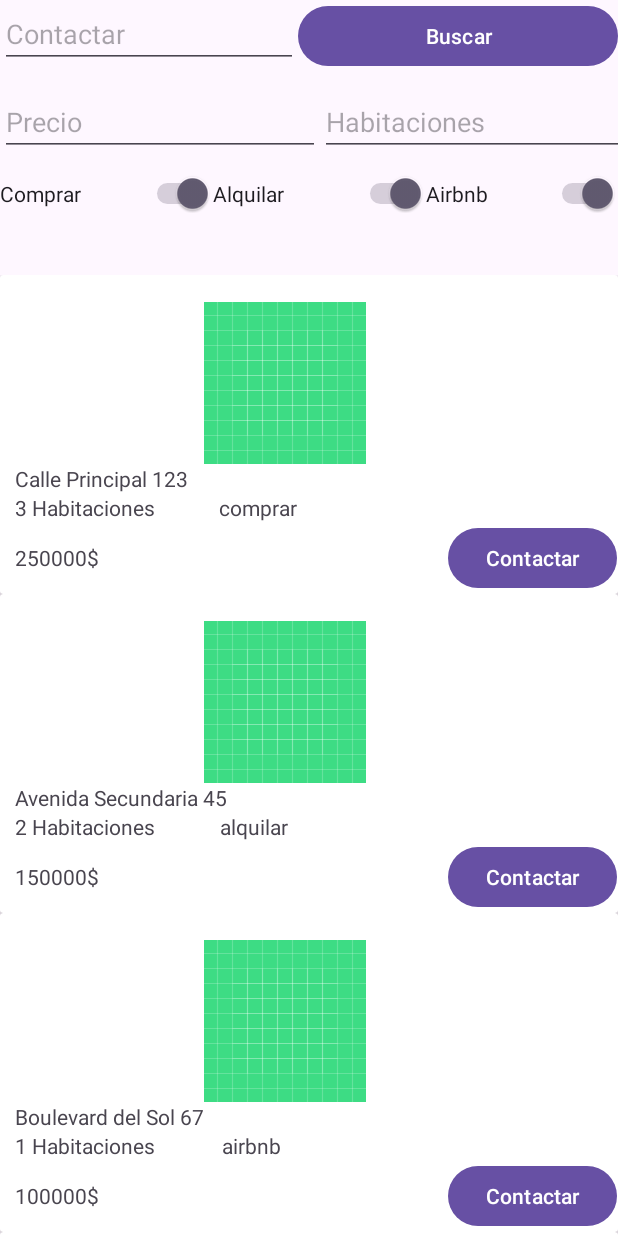
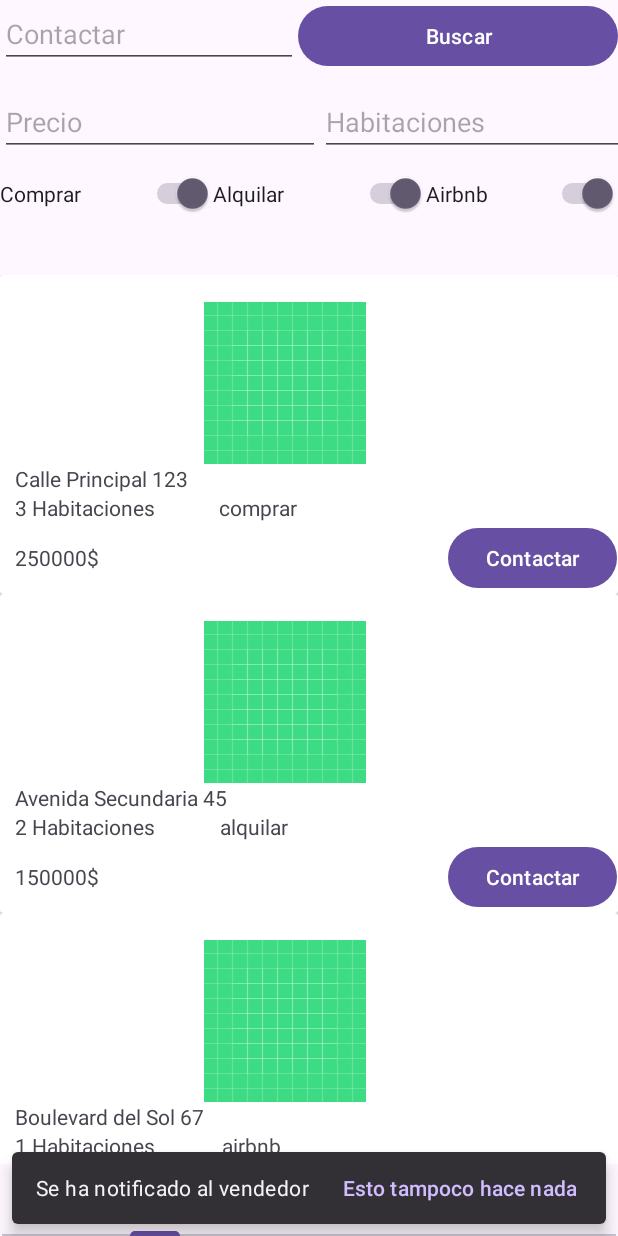
Before and after one commit to XanCort/FinalUnidad3, an Android app: the screen it shows after launch (MainActivity), after a tap on "Contactar", on a phone screen of 412 x 824 dp. Run offline under Robolectric (Android 15) with nearby library versions, the phone set to English and light mode, and no system bars.

Commit message:
Añadidos menús, toolbar y snackbar

```diff
--- a/app/src/main/java/com/example/finalunidad3/MainActivity.java
+++ b/app/src/main/java/com/example/finalunidad3/MainActivity.java
@@ -2,6 +2,10 @@ package com.example.finalunidad3;
 
 import android.os.Bundle;
 import android.util.Log;
+import android.view.ContextMenu;
+import android.view.MenuInflater;
+import android.view.MenuItem;
+import android.view.View;
 import android.widget.Button;
 import android.widget.EditText;
 import android.widget.Switch;
@@ -10,11 +14,15 @@ import android.widget.Toast;
 
 import androidx.activity.EdgeToEdge;
 import androidx.appcompat.app.AppCompatActivity;
+import androidx.appcompat.widget.PopupMenu;
 import androidx.core.graphics.Insets;
 import androidx.core.view.ViewCompat;
 import androidx.core.view.WindowInsetsCompat;
 import androidx.recyclerview.widget.LinearLayoutManager;
 import androidx.recyclerview.widget.RecyclerView;
+
+import com.google.android.material.snackbar.Snackbar;
+import com.google.android.material.tabs.TabLayout;
 
 import java.util.ArrayList;
 
@@ -56,6 +64,56 @@ public class MainActivity extends AppCompatActivity {
             casasFiltradas.add(casas.get(i));
         }
 
+        ((TextView)findViewById(R.id.editDireccion)).setOnClickListener(e->showPopUpMenu(e));
+
+
+        TabLayout tabLayout = findViewById(R.id.tabLayout);
+
+        tabLayout.addOnTabSelectedListener(new TabLayout.OnTabSelectedListener() {
+            @Override
+            public void onTabSelected(TabLayout.Tab tab) {
+                if(tab.equals(tabLayout.getTabAt(1))){
+                    Log.i("PRUEBA","CLICK"+tab.getId());
+
+                    Snackbar mensaje = Snackbar.make(findViewById(R.id.main), "Proximamente", Snackbar.LENGTH_LONG);
+                    mensaje.setAction("Esto no hace nada", new View.OnClickListener() {
+                        @Override
+                        public void onClick(View v) {
+                            Toast.makeText(getApplicationContext(), "Te he dicho que no hacia nada", Toast.LENGTH_SHORT).show();
+                        }
+                    });
+                    mensaje.addCallback(new Snackbar.Callback() {
+                         @Override
+                         public void onShown(Snackbar sb) {
+                         }
+                         @Override
+                         public void onDismissed(Snackbar transientBottomBar, int event) {
+                         }
+
+                    });
+                    mensaje.show();
+
+
+                    TabLayout.Tab tab2 = tabLayout.getTabAt(0);
+                    tab2.select();
+                }
+
+            }
+
+            @Override
+            public void onTabUnselected(TabLayout.Tab tab) {
+
+            }
+
+            @Override
+            public void onTabReselected(TabLayout.Tab tab) {
+
+            }
+        });
+
+
+
+
         Switch switchComprar = findViewById(R.id.switchComprar);
         Switch switchAlquilar = findViewById(R.id.switchAlquilar);
         Switch switchAribnb = findViewById(R.id.switchairbnb);
@@ -65,7 +123,24 @@ public class MainActivity extends AppCompatActivity {
 
         // Crear el adaptador
         casaAdapter = new CasaAdapter(casasMostrar, evento ->{
-            Toast.makeText(this, R.string.notificar, Toast.LENGTH_SHORT).show();
+            //Toast.makeText(this, R.string.notificar, Toast.LENGTH_SHORT).show();
+            Snackbar snackbar = Snackbar.make(findViewById(R.id.main), R.string.notificar, Snackbar.LENGTH_LONG);
+            snackbar.setAction("Esto tampoco hace nada", new View.OnClickListener() {
+                @Override
+                public void onClick(View v) {
+                    Toast.makeText(getApplicationContext(), "Que no que no, que no hace nada", Toast.LENGTH_SHORT).show();
+                }
+            });
+            snackbar.addCallback(new Snackbar.Callback() {
+                @Override
+                public void onShown(Snackbar sb) {
+                }
+                @Override
+                public void onDismissed(Snackbar transientBottomBar, int event) {
+                }
+
+            });
+            snackbar.show();
         });
 
         // Instanciar el RecyclerView
@@ -76,6 +151,9 @@ public class MainActivity extends AppCompatActivity {
 
         // Asignar el adaptador al RecyclerView
         rvCasas.setAdapter(casaAdapter);
+
+        registerForContextMenu(switchComprar);
+
 
         switchComprar.setOnCheckedChangeListener((switchButton,isChecked)->{
             mostrarCasas();
@@ -141,4 +219,41 @@ public class MainActivity extends AppCompatActivity {
     }
 
 
+
+    // Método para el menú contextual, donde sew asocia el menú contrextual al textView
+//    @Override
+//    public void onCreateContextMenu(ContextMenu menu, View v, ContextMenu.ContextMenuInfo menuInfo)
+//    {
+//        menu.setHeaderTitle("Me han mandado poner esto pero no hace nada");
+//        MenuInflater inflater = getMenuInflater();
+//        inflater.inflate(R.menu.contextmenuejemplo, menu);
+//    }
+//
+//    //    // Método para gestionar los eventos de los elementos del menú contextual
+//    @Override
+//    public boolean onContextItemSelected(MenuItem item) {
+//
+//        return true;
+//    }
+
+    //    // Método para asociar un menú emergente popup al pulsar en una vista
+    public void showPopUpMenu(View view) {
+        PopupMenu popupMenu = new PopupMenu(this,view);
+        MenuInflater menuInflater = popupMenu.getMenuInflater();
+        menuInflater.inflate(R.menu.contextmenuejemplo, popupMenu.getMenu());
+
+        // Manejador de clicks
+        popupMenu.setOnMenuItemClickListener(new PopupMenu.OnMenuItemClickListener() {
+            @Override
+            public boolean onMenuItemClick(MenuItem item) {
+                return true;
+            }
+        });
+
+        // mostrarlo
+        popupMenu.show();
+
+    }
+
+
 }
--- a/app/src/main/res/layout/activity_main.xml
+++ b/app/src/main/res/layout/activity_main.xml
@@ -11,12 +11,11 @@
         android:id="@+id/listaCasas"
         android:layout_width="0dp"
         android:layout_height="0dp"
-        app:layout_constraintBottom_toBottomOf="parent"
+        app:layout_constraintBottom_toTopOf="@+id/tabLayout"
         app:layout_constraintEnd_toEndOf="parent"
         app:layout_constraintHorizontal_bias="0.0"
         app:layout_constraintStart_toStartOf="parent"
-        app:layout_constraintTop_toBottomOf="@+id/tableLayout"
-        app:layout_constraintVertical_bias="1.0" />
+        app:layout_constraintTop_toBottomOf="@+id/tableLayout" />
 
     <TableLayout
         android:id="@+id/tableLayout"
@@ -106,4 +105,25 @@
         </TableRow>
     </TableLayout>
 
+    <com.google.android.material.tabs.TabLayout
+        android:id="@+id/tabLayout"
+        android:layout_width="409dp"
+        android:layout_height="wrap_content"
+        app:layout_constraintBottom_toBottomOf="parent"
+        app:layout_constraintEnd_toEndOf="parent"
+        app:layout_constraintStart_toStartOf="parent">
+
+        <com.google.android.material.tabs.TabItem
+            android:id="@+id/tabHome"
+            android:layout_width="wrap_content"
+            android:layout_height="wrap_content"
+            android:text="Home" />
+
+        <com.google.android.material.tabs.TabItem
+            android:id="@+id/tabFav"
+            android:layout_width="wrap_content"
+            android:layout_height="wrap_content"
+            android:text="Favoritos" />
+    </com.google.android.material.tabs.TabLayout>
+
 </androidx.constraintlayout.widget.ConstraintLayout>
--- /dev/null
+++ b/app/src/main/res/menu/contextmenuejemplo.xml
@@ -0,0 +1,6 @@
+<?xml version="1.0" encoding="utf-8"?>
+<menu xmlns:android="http://schemas.android.com/apk/res/android">
+
+    <item android:title="No hago nada" />
+    <item android:title="Yo tampoco" />
+</menu>
```
